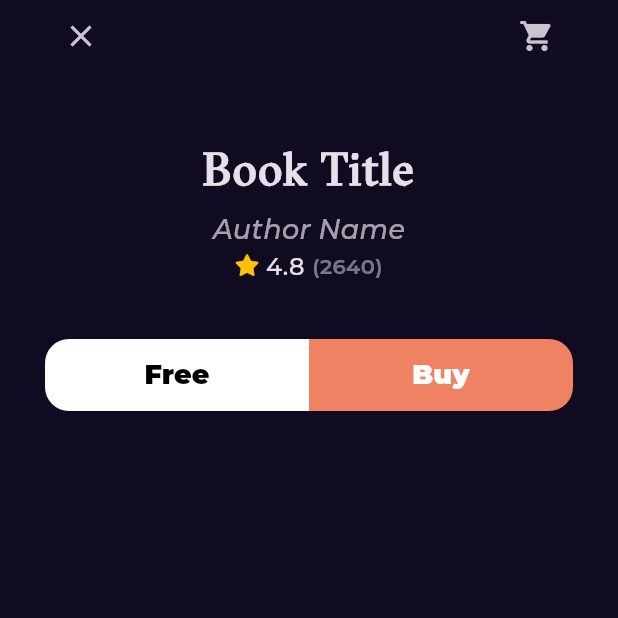
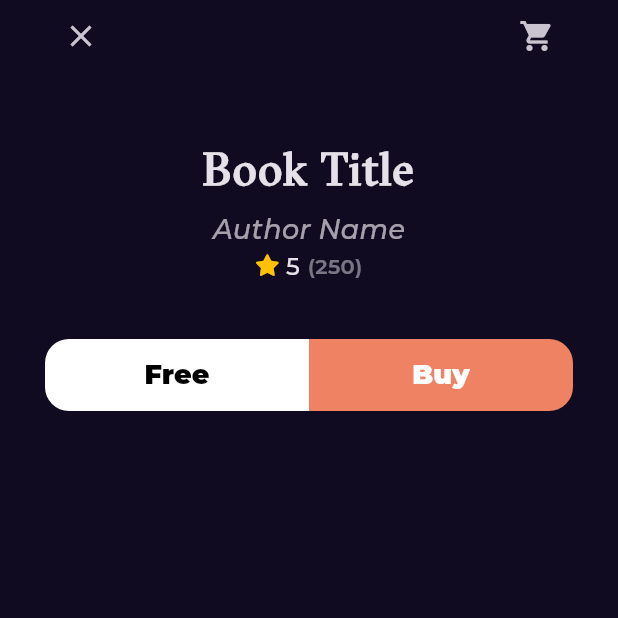
Before and after one commit to monasaad1512/bookly_app, a Flutter app: the BookDetailsView screen opened by its route, on a phone screen of 412 x 824 dp, the top half of it. Run offline on Flutter 3.47's test engine with Material 3 defaults, Android fonts, the phone set to English and light mode, and no system bars; our stand-ins replace cached_network_image, dartz, dio, equatable, flutter_bloc, font_awesome_flutter and 3 more; network calls fail.

Commit message:
display newset books list view data

```diff
--- a/lib/Features/home/presentation/views/widgets/book_rating.dart
+++ b/lib/Features/home/presentation/views/widgets/book_rating.dart
@@ -6,9 +6,15 @@ class BookRating extends StatelessWidget {
   const BookRating({
     super.key,
     this.mainAxisAlignment = MainAxisAlignment.start,
+    required this.rating,
+    required this.ratingCount,
   });
 
   final MainAxisAlignment mainAxisAlignment;
+
+  final num rating;
+  final int ratingCount;
+
   @override
   Widget build(BuildContext context) {
     return Row(
@@ -16,12 +22,12 @@ class BookRating extends StatelessWidget {
       children: [
         Icon(FontAwesomeIcons.solidStar, size: 14, color: Colors.amber),
         SizedBox(width: 6.3),
-        Text('4.8', style: Styles.textStyle16),
+        Text(rating.toString(), style: Styles.textStyle16),
         SizedBox(width: 5),
         Opacity(
           opacity: .5,
           child: Text(
-            '(2640)',
+            '($ratingCount)',
             style: Styles.textStyle14.copyWith(fontWeight: FontWeight.w600),
           ),
         ),
--- a/lib/Features/home/presentation/views/widgets/books_details_section.dart
+++ b/lib/Features/home/presentation/views/widgets/books_details_section.dart
@@ -34,7 +34,11 @@ class BookDetailsSection extends StatelessWidget {
             ),
           ),
         ),
-        BookRating(mainAxisAlignment: MainAxisAlignment.center),
+        BookRating(
+          rating: 5,
+          ratingCount: 250,
+          mainAxisAlignment: MainAxisAlignment.center,
+        ),
         const SizedBox(height: 37),
         const BooksAction(),
       ],
--- a/lib/Features/home/presentation/views/widgets/home_view_body.dart
+++ b/lib/Features/home/presentation/views/widgets/home_view_body.dart
@@ -10,6 +10,7 @@ class HomeViewBody extends StatelessWidget {
   @override
   Widget build(BuildContext context) {
     return CustomScrollView(
+      physics: const BouncingScrollPhysics(),
       slivers: [
         SliverToBoxAdapter(
           child: Column(
@@ -23,7 +24,7 @@ class HomeViewBody extends StatelessWidget {
                   horizontal: 16.0,
                   vertical: 16,
                 ),
-                child: Text('Best Seller', style: Styles.textStyle18),
+                child: Text('Newset Books', style: Styles.textStyle18),
               ),
             ],
           ),
--- a/lib/Features/search/presentation/views/widgets/search_view_body.dart
+++ b/lib/Features/search/presentation/views/widgets/search_view_body.dart
@@ -37,7 +37,9 @@ class SearchResultListView extends StatelessWidget {
       itemBuilder: (context, index) {
         return const Padding(
           padding: EdgeInsets.symmetric(vertical: 10),
-          child: BookListViewItem(),
+
+          // child: BookListViewItem(),
+          child: Text('data'),
         );
       },
     );
--- a/lib/main.dart
+++ b/lib/main.dart
@@ -26,7 +26,8 @@ class BooklyApp extends StatelessWidget {
                 ..fetchFeaturedBooks(),
         ),
         BlocProvider(
-          create: (context) => NewsetBooksCubit(getIt.get<HomeRepoImpl>()),
+          create: (context) =>
+              NewsetBooksCubit(getIt.get<HomeRepoImpl>())..fetchNewsetBooks(),
         ),
       ],
 
```
Also changed, not shown: lib/Features/home/presentation/views/widgets/best_seller_list_view.dart (+23 -9 lines), lib/Features/home/presentation/views/widgets/best_seller_list_view_item.dart (+16 -17 lines).
